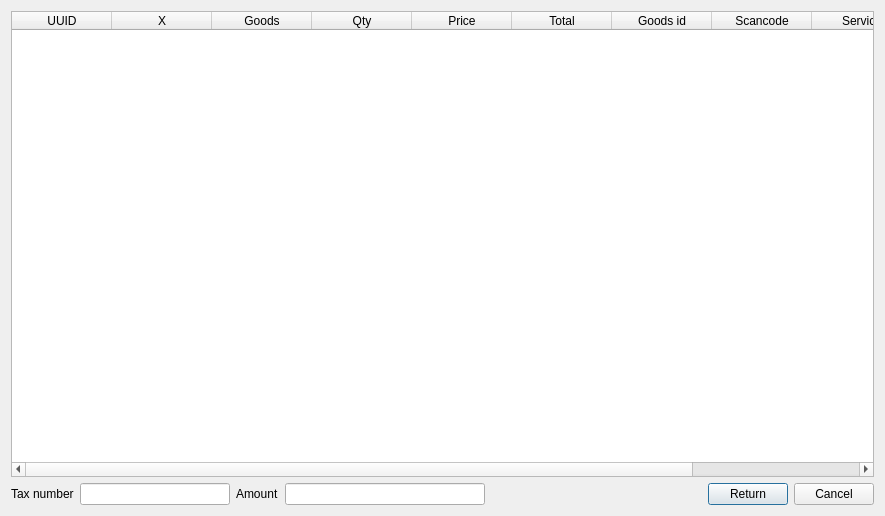
First picture: the form in Shop/vieworder.ui, repository End1-1/Cafe5, before the edit.
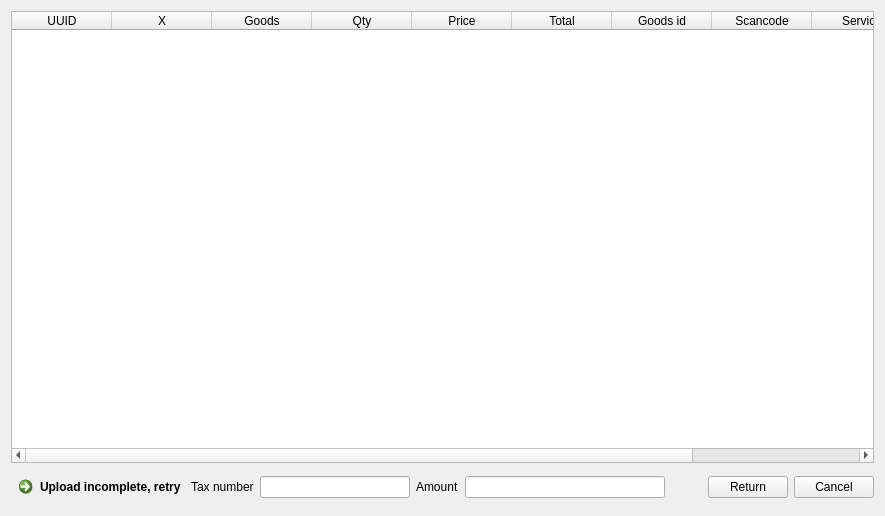
Second picture: the form after the edit. Icons and pictures are not drawn. Custom widgets are drawn as their Qt base class.

What changed in the file:
```diff
--- a/Shop/vieworder.ui
+++ b/Shop/vieworder.ui
@@ -86,6 +86,23 @@
       <property name="bottomMargin">
        <number>0</number>
       </property>
+      <item>
+       <widget class="QCommandLinkButton" name="btnRetryUpload">
+        <property name="styleSheet">
+         <string notr="true">QCommandLinkButton {
+background-color:rgb(255, 208, 202);
+}
+</string>
+        </property>
+        <property name="text">
+         <string>Upload incomplete, retry</string>
+        </property>
+        <property name="icon">
+         <iconset resource="../resources/res.qrc">
+          <normaloff>:/refresh.png</normaloff>:/refresh.png</iconset>
+        </property>
+       </widget>
+      </item>
       <item>
        <widget class="QLabel" name="label_2">
         <property name="text">
```
Left out of the diff: 4 changed lines with no effect on the pictures.
